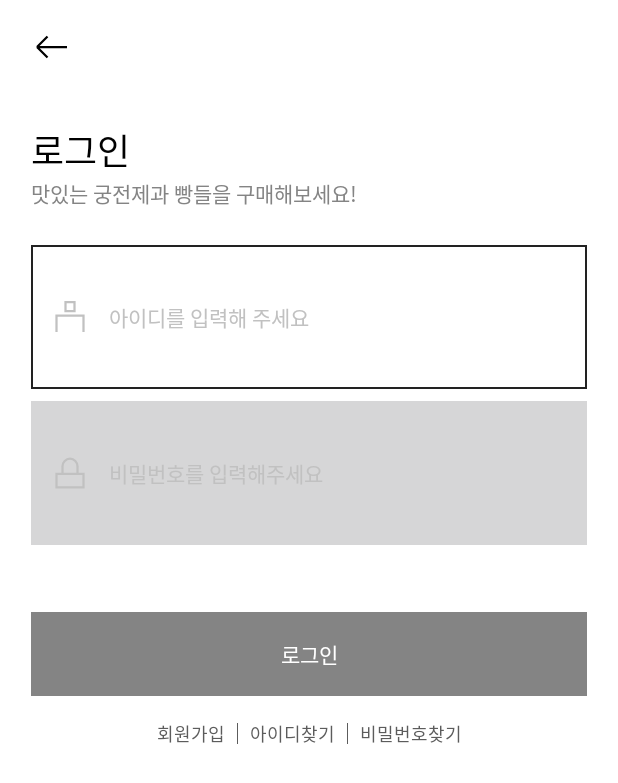
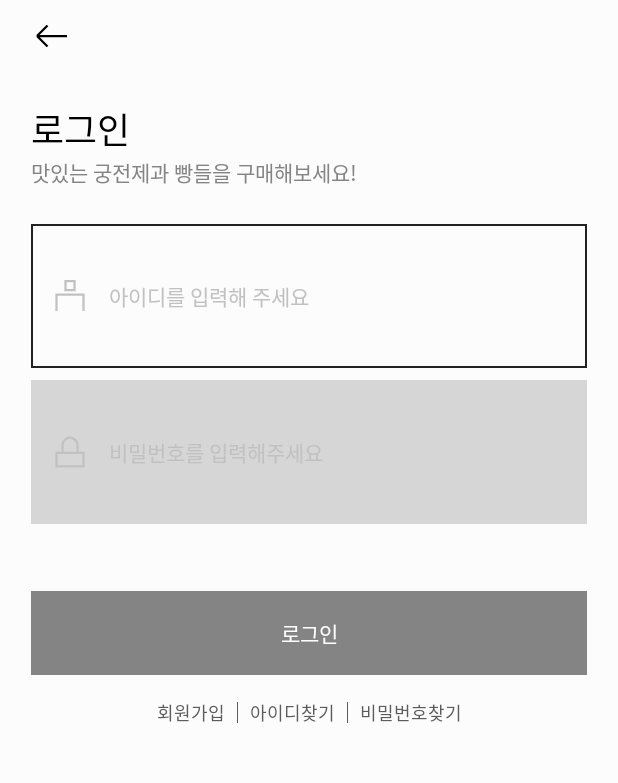
Before and after one commit to gungjeonjegwa/GGJG-Android, an Android app: the LoginActivity screen opened directly, with no data from a screen before it, on a phone screen of 412 x 824 dp. Shown: the top 783 px of the screen. Run offline under Robolectric (Android 15) with nearby library versions, the phone set to English and light mode, and no system bars; our stand-ins replace Dagger/Hilt's generated code, data binding.

Commit message:
레이아웃 탭바 guideLine 변경

```diff
--- a/presentation/src/main/res/layout/activity_login.xml
+++ b/presentation/src/main/res/layout/activity_login.xml
@@ -13,6 +13,8 @@
         android:id="@+id/loginLayout"
         android:layout_width="match_parent"
         android:layout_height="match_parent"
+        android:background="@color/background"
+
         android:onClick="@{login::onClick}">
 
         <androidx.constraintlayout.widget.Guideline
@@ -20,7 +22,7 @@
             android:layout_width="match_parent"
             android:layout_height="0.5dp"
             android:orientation="horizontal"
-            app:layout_constraintGuide_percent="0.075" />
+            app:layout_constraintGuide_begin="48dp"/>
 
         <androidx.constraintlayout.widget.Guideline
             android:id="@+id/startLine"
@@ -190,10 +192,12 @@
             app:layout_constraintTop_toBottomOf="@id/loginBtn">
 
             <TextView
+                android:id="@+id/registerBtn"
                 style="@style/Regular12"
                 android:layout_width="wrap_content"
                 android:layout_height="wrap_content"
                 android:gravity="center_vertical"
+                android:onClick="@{login::onClick}"
                 android:text="@string/register"
                 android:textColor="@color/very_dark_gray" />
 
--- a/presentation/src/main/res/layout/fragment_search.xml
+++ b/presentation/src/main/res/layout/fragment_search.xml
@@ -21,7 +21,7 @@
             android:layout_width="match_parent"
             android:layout_height="0.5dp"
             android:orientation="horizontal"
-            app:layout_constraintGuide_percent="0.075" />
+            app:layout_constraintGuide_begin="48dp" />
 
         <androidx.constraintlayout.widget.Guideline
             android:id="@+id/startLine"
```
